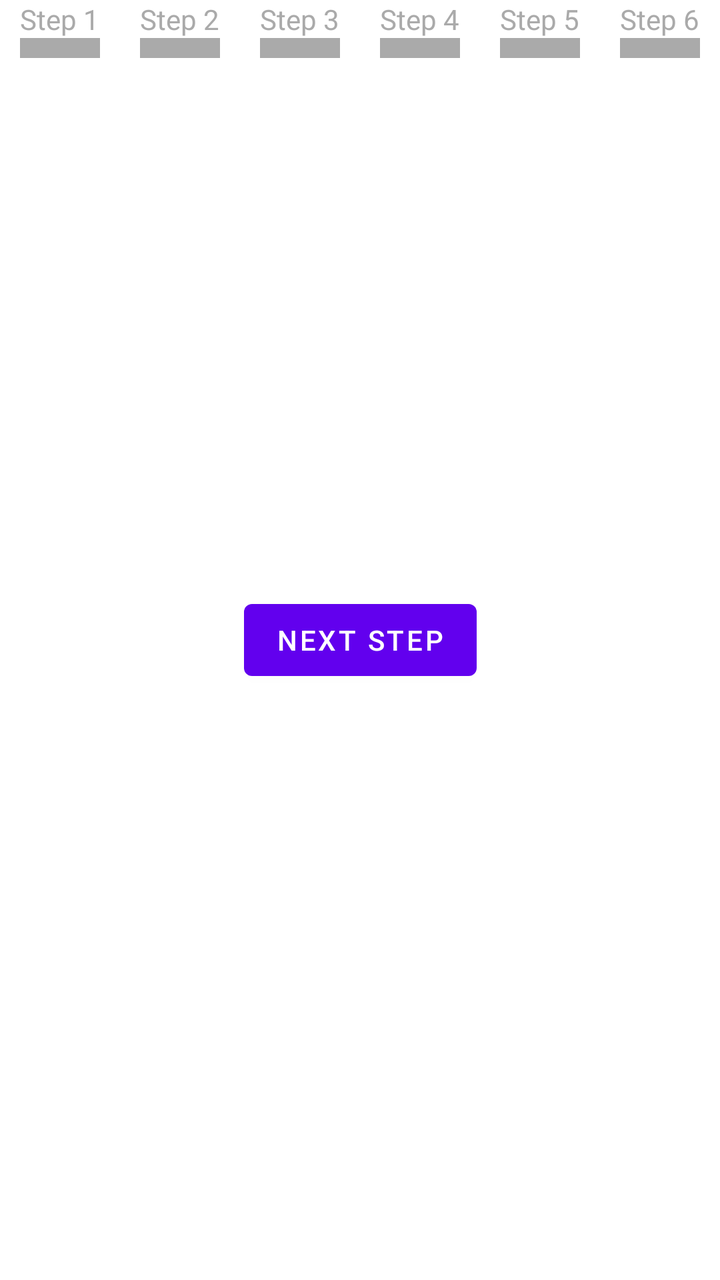
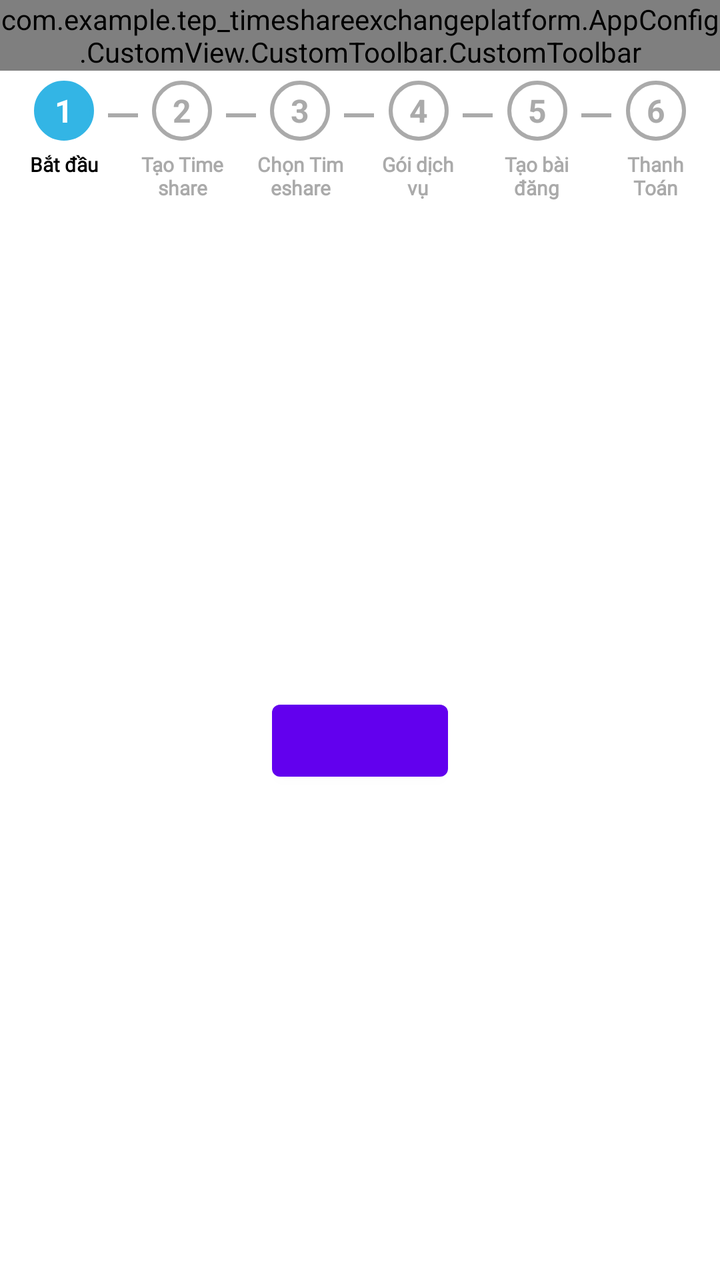

Two renders of the same Android screen: before a commit and after it. Below are the layout's source before the change and the commit's diff.
<!-- AndroidManifest.xml: application theme Base.Theme.TEPTimeshareExchangePlatform -->
<!-- res/layout/activity_rental_posting.xml -->
<?xml version="1.0" encoding="utf-8"?>
<androidx.constraintlayout.widget.ConstraintLayout
    xmlns:android="http://schemas.android.com/apk/res/android"
    xmlns:app="http://schemas.android.com/apk/res-auto"
    xmlns:tools="http://schemas.android.com/tools"
    android:id="@+id/main"
    android:layout_width="match_parent"
    android:layout_height="match_parent"
    tools:context=".UI.Activity.PostingStream.RentalPostingActivity.RentalPostingActivity">

    
    <include
        android:id="@+id/progressBarLayout"
        layout="@layout/custom_progress_bar"
        android:layout_width="match_parent"
        android:layout_height="wrap_content"
        app:layout_constraintEnd_toEndOf="parent" />

    
    <Button
        android:id="@+id/nextStepButton"
        android:layout_width="wrap_content"
        android:layout_height="wrap_content"
        android:text="Next Step"
        app:layout_constraintBottom_toBottomOf="parent"
        app:layout_constraintEnd_toEndOf="parent"
        app:layout_constraintStart_toStartOf="parent"
        app:layout_constraintTop_toTopOf="parent" />


</androidx.constraintlayout.widget.ConstraintLayout>
<!-- res/layout/custom_progress_bar.xml (included above) -->
<?xml version="1.0" encoding="utf-8"?>
<LinearLayout
    xmlns:android="http://schemas.android.com/apk/res/android"
    android:layout_width="match_parent"
    android:layout_height="wrap_content"
    android:orientation="horizontal"
    android:weightSum="6"
    android:gravity="center">

    
    <LinearLayout
        android:layout_width="0dp"
        android:layout_height="wrap_content"
        android:layout_weight="1"
        android:orientation="vertical"
        android:gravity="center">

        <TextView
            android:id="@+id/step1_text"
            android:layout_width="wrap_content"
            android:layout_height="wrap_content"
            android:text="Step 1"
            android:textSize="14sp"
            android:textColor="@android:color/darker_gray" />

        <View
            android:id="@+id/step1_view"
            android:layout_width="40dp"
            android:layout_height="10dp"
            android:background="@android:color/darker_gray"/>
    </LinearLayout>

    
    <LinearLayout
        android:layout_width="0dp"
        android:layout_height="wrap_content"
        android:layout_weight="1"
        android:orientation="vertical"
        android:gravity="center">

        <TextView
            android:id="@+id/step2_text"
            android:layout_width="wrap_content"
            android:layout_height="wrap_content"
            android:text="Step 2"
            android:textSize="14sp"
            android:textColor="@android:color/darker_gray" />

        <View
            android:id="@+id/step2_view"
            android:layout_width="40dp"
            android:layout_height="10dp"
            android:background="@android:color/darker_gray"/>
    </LinearLayout>

    
    <LinearLayout
        android:layout_width="0dp"
        android:layout_height="wrap_content"
        android:layout_weight="1"
        android:orientation="vertical"
        android:gravity="center">

        <TextView
            android:id="@+id/step3_text"
            android:layout_width="wrap_content"
            android:layout_height="wrap_content"
            android:text="Step 3"
            android:textSize="14sp"
            android:textColor="@android:color/darker_gray" />

        <View
            android:id="@+id/step3_view"
            android:layout_width="40dp"
            android:layout_height="10dp"
            android:background="@android:color/darker_gray"/>
    </LinearLayout>

    
    <LinearLayout
        android:layout_width="0dp"
        android:layout_height="wrap_content"
        android:layout_weight="1"
        android:orientation="vertical"
        android:gravity="center">

        <TextView
            android:id="@+id/step4_text"
            android:layout_width="wrap_content"
            android:layout_height="wrap_content"
            android:text="Step 4"
            android:textSize="14sp"
            android:textColor="@android:color/darker_gray" />

        <View
            android:id="@+id/step4_view"
            android:layout_width="40dp"
            android:layout_height="10dp"
            android:background="@android:color/darker_gray"/>
    </LinearLayout>

    
    <LinearLayout
        android:layout_width="0dp"
        android:layout_height="wrap_content"
        android:layout_weight="1"
        android:orientation="vertical"
        android:gravity="center">

        <TextView
            android:id="@+id/step5_text"
            android:layout_width="wrap_content"
            android:layout_height="wrap_content"
            android:text="Step 5"
            android:textSize="14sp"
            android:textColor="@android:color/darker_gray" />

        <View
            android:id="@+id/step5_view"
            android:layout_width="40dp"
            android:layout_height="10dp"
            android:background="@android:color/darker_gray"/>
    </LinearLayout>

    
    <LinearLayout
        android:layout_width="0dp"
        android:layout_height="wrap_content"
        android:layout_weight="1"
        android:orientation="vertical"
        android:gravity="center">

        <TextView
            android:id="@+id/step6_text"
            android:layout_width="wrap_content"
            android:layout_height="wrap_content"
            android:text="Step 6"
            android:textSize="14sp"
            android:textColor="@android:color/darker_gray" />

        <View
            android:id="@+id/step6_view"
            android:layout_width="40dp"
            android:layout_height="10dp"
            android:background="@android:color/darker_gray"/>
    </LinearLayout>
</LinearLayout>
<!-- resources referenced by this layout -->
<resources>
  <style name="Base.Theme.TEPTimeshareExchangePlatform" parent="Theme.MaterialComponents.DayNight.NoActionBar">
          <item name="android:statusBarColor">@color/white</item>
          <item name="android:windowLightStatusBar">true</item> 
      </style>
  <color name="white">#FFFFFFFF</color>
</resources>

<!-- the commit's change to res/layout/activity_rental_posting.xml (unified diff, before → after) -->
@@ -8,24 +8,43 @@
     android:layout_height="match_parent"
     tools:context=".UI.Activity.PostingStream.RentalPostingActivity.RentalPostingActivity">
 
-    
-    <include
-        android:id="@+id/progressBarLayout"
-        layout="@layout/custom_progress_bar"
+    <com.example.tep_timeshareexchangeplatform.AppConfig.CustomView.CustomToolbar.CustomToolbar
+        android:id="@+id/customToolbar3"
         android:layout_width="match_parent"
         android:layout_height="wrap_content"
-        app:layout_constraintEnd_toEndOf="parent" />
-
-    
+        android:title="Đăng bài cho thuê"
+        app:layout_constraintEnd_toEndOf="parent"
+        app:layout_constraintStart_toStartOf="parent"
+        app:layout_constraintTop_toTopOf="parent"
+        app:showStartText="false" />
+
+    <LinearLayout
+        android:id="@+id/linearLayout14"
+        android:layout_width="match_parent"
+        android:layout_height="65dp"
+        android:paddingStart="10dp"
+        android:paddingEnd="10dp"
+        app:layout_constraintTop_toBottomOf="@+id/customToolbar3">
+
+        <include
+            android:id="@+id/progressBarLayout"
+            layout="@layout/custom_progress_bar"
+            android:layout_width="match_parent"
+            android:layout_height="match_parent" />
+
+    </LinearLayout>
+
     <Button
-        android:id="@+id/nextStepButton"
+        android:id="@+id/button"
         android:layout_width="wrap_content"
         android:layout_height="wrap_content"
-        android:text="Next Step"
         app:layout_constraintBottom_toBottomOf="parent"
         app:layout_constraintEnd_toEndOf="parent"
         app:layout_constraintStart_toStartOf="parent"
-        app:layout_constraintTop_toTopOf="parent" />
+        app:layout_constraintTop_toBottomOf="@+id/linearLayout14" />
+
+
+
 
 
 </androidx.constraintlayout.widget.ConstraintLayout>
@@ -33,147 +52,335 @@
 <?xml version="1.0" encoding="utf-8"?>
 <LinearLayout
     xmlns:android="http://schemas.android.com/apk/res/android"
+    xmlns:app="http://schemas.android.com/apk/res-auto"
     android:layout_width="match_parent"
-    android:layout_height="wrap_content"
+    android:layout_height="65dp"
     android:orientation="horizontal"
     android:weightSum="6"
     android:gravity="center">
 
     
-    <LinearLayout
-        android:layout_width="0dp"
-        android:layout_height="wrap_content"
-        android:layout_weight="1"
-        android:orientation="vertical"
-        android:gravity="center">
-
-        <TextView
-            android:id="@+id/step1_text"
-            android:layout_width="wrap_content"
-            android:layout_height="wrap_content"
-            android:text="Step 1"
-            android:textSize="14sp"
-            android:textColor="@android:color/darker_gray" />
-
-        <View
-            android:id="@+id/step1_view"
-            android:layout_width="40dp"
-            android:layout_height="10dp"
-            android:background="@android:color/darker_gray"/>
-    </LinearLayout>
-
-    
-    <LinearLayout
-        android:layout_width="0dp"
-        android:layout_height="wrap_content"
-        android:layout_weight="1"
-        android:orientation="vertical"
-        android:gravity="center">
-
-        <TextView
-            android:id="@+id/step2_text"
-            android:layout_width="wrap_content"
-            android:layout_height="wrap_content"
-            android:text="Step 2"
-            android:textSize="14sp"
-            android:textColor="@android:color/darker_gray" />
-
-        <View
-            android:id="@+id/step2_view"
-            android:layout_width="40dp"
-            android:layout_height="10dp"
-            android:background="@android:color/darker_gray"/>
-    </LinearLayout>
-
-    
-    <LinearLayout
-        android:layout_width="0dp"
-        android:layout_height="wrap_content"
-        android:layout_weight="1"
-        android:orientation="vertical"
-        android:gravity="center">
-
-        <TextView
-            android:id="@+id/step3_text"
-            android:layout_width="wrap_content"
-            android:layout_height="wrap_content"
-            android:text="Step 3"
-            android:textSize="14sp"
-            android:textColor="@android:color/darker_gray" />
-
-        <View
-            android:id="@+id/step3_view"
-            android:layout_width="40dp"
-            android:layout_height="10dp"
-            android:background="@android:color/darker_gray"/>
-    </LinearLayout>
-
-    
-    <LinearLayout
-        android:layout_width="0dp"
-        android:layout_height="wrap_content"
-        android:layout_weight="1"
-        android:orientation="vertical"
-        android:gravity="center">
-
-        <TextView
-            android:id="@+id/step4_text"
-            android:layout_width="wrap_content"
-            android:layout_height="wrap_content"
-            android:text="Step 4"
-            android:textSize="14sp"
-            android:textColor="@android:color/darker_gray" />
-
-        <View
-            android:id="@+id/step4_view"
-            android:layout_width="40dp"
-            android:layout_height="10dp"
-            android:background="@android:color/darker_gray"/>
-    </LinearLayout>
-
-    
-    <LinearLayout
-        android:layout_width="0dp"
-        android:layout_height="wrap_content"
-        android:layout_weight="1"
-        android:orientation="vertical"
-        android:gravity="center">
-
-        <TextView
-            android:id="@+id/step5_text"
-            android:layout_width="wrap_content"
-            android:layout_height="wrap_content"
-            android:text="Step 5"
-            android:textSize="14sp"
-            android:textColor="@android:color/darker_gray" />
-
-        <View
-            android:id="@+id/step5_view"
-            android:layout_width="40dp"
-            android:layout_height="10dp"
-            android:background="@android:color/darker_gray"/>
-    </LinearLayout>
-
-    
-    <LinearLayout
-        android:layout_width="0dp"
-        android:layout_height="wrap_content"
-        android:layout_weight="1"
-        android:orientation="vertical"
-        android:gravity="center">
-
-        <TextView
-            android:id="@+id/step6_text"
-            android:layout_width="wrap_content"
-            android:layout_height="wrap_content"
-            android:text="Step 6"
-            android:textSize="14sp"
-            android:textColor="@android:color/darker_gray" />
-
-        <View
-            android:id="@+id/step6_view"
-            android:layout_width="40dp"
-            android:layout_height="10dp"
-            android:background="@android:color/darker_gray"/>
-    </LinearLayout>
+    <androidx.constraintlayout.widget.ConstraintLayout
+        android:layout_width="0dp"
+        android:layout_height="match_parent"
+        android:layout_weight="1"
+        android:orientation="vertical"
+        android:gravity="center">
+
+        
+        <FrameLayout
+            android:id="@+id/step1_circle"
+            android:layout_width="30dp"
+            android:layout_height="30dp"
+            android:layout_marginTop="5dp"
+            android:background="@drawable/circle_completed"
+            app:layout_constraintEnd_toEndOf="parent"
+            app:layout_constraintStart_toStartOf="parent"
+            app:layout_constraintTop_toTopOf="parent">
+
+            <TextView
+                android:id="@+id/step1_text"
+                android:layout_width="wrap_content"
+                android:layout_height="wrap_content"
+                android:layout_gravity="center"
+                android:text="1"
+                android:textColor="@android:color/white"
+                android:textSize="16sp"
+                android:textStyle="bold" />
+        </FrameLayout>
+
+        
+        <TextView
+            android:id="@+id/step1_label"
+            android:layout_marginTop="5dp"
+            android:layout_width="wrap_content"
+            android:layout_height="wrap_content"
+            android:text="Bắt đầu"
+            android:fontFamily="@font/inter_regular"
+            android:textColor="@color/black"
+            android:textSize="10sp"
+            android:textStyle="bold"
+            app:layout_constraintEnd_toEndOf="parent"
+            app:layout_constraintStart_toStartOf="parent"
+            app:layout_constraintTop_toBottomOf="@+id/step1_circle" />
+    </androidx.constraintlayout.widget.ConstraintLayout>
+
+    
+    <View
+        android:id="@+id/line1"
+        android:layout_width="15dp"
+        android:layout_height="2dp"
+        android:layout_gravity="center"
+        android:layout_marginBottom="10dp"
+        android:background="@android:color/darker_gray" />
+
+    
+    <androidx.constraintlayout.widget.ConstraintLayout
+        android:layout_width="0dp"
+        android:layout_height="match_parent"
+        android:layout_weight="1"
+        android:orientation="vertical"
+        android:gravity="center">
+
+        
+        <FrameLayout
+            android:id="@+id/step2_circle"
+            android:layout_width="30dp"
+            android:layout_height="30dp"
+            android:layout_marginTop="5dp"
+            android:background="@drawable/circle_pending"
+            app:layout_constraintEnd_toEndOf="@+id/step2_label"
+            app:layout_constraintStart_toStartOf="@+id/step2_label"
+            app:layout_constraintTop_toTopOf="parent">
+
+            <TextView
+                android:id="@+id/step2_text"
+                android:layout_width="wrap_content"
+                android:layout_height="wrap_content"
+                android:layout_gravity="center"
+                android:text="2"
+                android:textColor="@android:color/darker_gray"
+                android:textSize="16sp"
+                android:textStyle="bold" />
+        </FrameLayout>
+
+        
+        <TextView
+            android:id="@+id/step2_label"
+            android:layout_width="wrap_content"
+            android:layout_height="wrap_content"
+            android:layout_marginTop="5dp"
+            android:fontFamily="@font/inter_regular"
+            android:gravity="center"
+            android:text="Tạo Timeshare"
+            android:textColor="@android:color/darker_gray"
+            android:textSize="10sp"
+            android:textStyle="bold"
+            app:layout_constraintBottom_toBottomOf="parent"
+            app:layout_constraintEnd_toEndOf="parent"
+            app:layout_constraintStart_toStartOf="parent"
+            app:layout_constraintTop_toBottomOf="@+id/step2_circle" />
+    </androidx.constraintlayout.widget.ConstraintLayout>
+
+    
+    <View
+        android:id="@+id/line2"
+        android:layout_width="15dp"
+        android:layout_height="2dp"
+        android:layout_marginBottom="10dp"
+        android:background="@android:color/darker_gray"
+        android:layout_gravity="center"/>
+
+    
+    <androidx.constraintlayout.widget.ConstraintLayout
+        android:layout_width="0dp"
+        android:layout_height="match_parent"
+        android:layout_weight="1"
+        android:orientation="vertical"
+        android:gravity="center">
+
+        
+        <FrameLayout
+            android:id="@+id/step3_circle"
+            android:layout_width="30dp"
+            android:layout_height="30dp"
+            android:layout_marginTop="5dp"
+            android:background="@drawable/circle_pending"
+            app:layout_constraintEnd_toEndOf="parent"
+            app:layout_constraintStart_toStartOf="parent"
+            app:layout_constraintTop_toTopOf="parent">
+
+            <TextView
+                android:id="@+id/step3_text"
+                android:layout_width="wrap_content"
+                android:layout_height="wrap_content"
+                android:layout_gravity="center"
+                android:text="3"
+                android:textColor="@android:color/darker_gray"
+                android:textSize="16sp"
+                android:textStyle="bold" />
+        </FrameLayout>
+
+        
+        <TextView
+            android:id="@+id/step3_label"
+            android:layout_width="wrap_content"
+            android:layout_height="wrap_content"
+            android:gravity="center"
+            android:text="Chọn Timeshare"
+            android:fontFamily="@font/inter_regular"
+            android:layout_marginTop="5dp"
+            android:textColor="@android:color/darker_gray"
+            android:textSize="10sp"
+            android:textStyle="bold"
+            app:layout_constraintEnd_toEndOf="parent"
+            app:layout_constraintStart_toStartOf="parent"
+            app:layout_constraintTop_toBottomOf="@+id/step3_circle" />
+    </androidx.constraintlayout.widget.ConstraintLayout>
+    
+    <View
+        android:id="@+id/line3"
+        android:layout_width="15dp"
+        android:layout_height="2dp"
+        android:layout_marginBottom="10dp"
+        android:background="@android:color/darker_gray"
+        android:layout_gravity="center"/>
+
+
+    
+    <androidx.constraintlayout.widget.ConstraintLayout
+        android:layout_width="0dp"
+        android:layout_height="match_parent"
+        android:layout_weight="1"
+        android:orientation="vertical"
+        android:gravity="center">
+
+        
+        <FrameLayout
+            android:id="@+id/step4_circle"
+            android:layout_width="30dp"
+            android:layout_height="30dp"
+            android:layout_marginTop="5dp"
+            android:background="@drawable/circle_pending"
+            app:layout_constraintEnd_toEndOf="parent"
+            app:layout_constraintStart_toStartOf="parent"
+            app:layout_constraintTop_toTopOf="parent">
+
+            <TextView
+                android:id="@+id/step4_text"
+                android:layout_width="wrap_content"
+                android:layout_height="wrap_content"
+                android:layout_gravity="center"
+                android:text="4"
+                android:textColor="@android:color/darker_gray"
+                android:textSize="16sp"
+                android:textStyle="bold" />
+        </FrameLayout>
+
+        
+        <TextView
+            android:id="@+id/step4_label"
+            android:layout_width="wrap_content"
+            android:layout_height="wrap_content"
+            android:gravity="center"
+            android:text="Gói dịch vụ"
+            android:fontFamily="@font/inter_regular"
+            android:layout_marginTop="5dp"
+            android:textColor="@android:color/darker_gray"
+            android:textSize="10sp"
+            android:textStyle="bold"
+            app:layout_constraintEnd_toEndOf="parent"
+            app:layout_constraintStart_toStartOf="parent"
+            app:layout_constraintTop_toBottomOf="@+id/step4_circle" />
+    </androidx.constraintlayout.widget.ConstraintLayout>
+    <View
+        android:id="@+id/line4"
+        android:layout_width="15dp"
+        android:layout_height="2dp"
+        android:layout_marginBottom="10dp"
+        android:background="@android:color/darker_gray"
+        android:layout_gravity="center"/>
+
+    
+    <androidx.constraintlayout.widget.ConstraintLayout
+        android:layout_width="0dp"
+        android:layout_height="match_parent"
+        android:layout_weight="1"
+        android:orientation="vertical"
+        android:gravity="center">
+
+        
+        <FrameLayout
+            android:id="@+id/step5_circle"
+            android:layout_width="30dp"
+            android:layout_height="30dp"
+            android:layout_marginTop="5dp"
+            android:background="@drawable/circle_pending"
+            app:layout_constraintEnd_toEndOf="parent"
+            app:layout_constraintStart_toStartOf="parent"
+            app:layout_constraintTop_toTopOf="parent">
+
+            <TextView
+                android:id="@+id/step5_text"
+                android:layout_width="wrap_content"
+                android:layout_height="wrap_content"
+                android:layout_gravity="center"
+                android:text="5"
+                android:textColor="@android:color/darker_gray"
+                android:textSize="16sp"
+                android:textStyle="bold" />
+        </FrameLayout>
+
+        
+        <TextView
+            android:id="@+id/step5_label"
+            android:layout_width="wrap_content"
+            android:layout_height="wrap_content"
+            android:fontFamily="@font/inter_regular"
+            android:gravity="center"
+            android:text="Tạo bài đăng"
+            android:layout_marginTop="5dp"
+            android:textColor="@android:color/darker_gray"
+            android:textSize="10sp"
+            android:textStyle="bold"
+            app:layout_constraintStart_toStartOf="parent"
+            app:layout_constraintTop_toBottomOf="@+id/step5_circle" />
+    </androidx.constraintlayout.widget.ConstraintLayout>
+    <View
+        android:id="@+id/line5"
+        android:layout_width="15dp"
+        android:layout_height="2dp"
+        android:layout_marginBottom="10dp"
+        android:background="@android:color/darker_gray"
+        android:layout_gravity="center"/>
+
+
+    
+    <androidx.constraintlayout.widget.ConstraintLayout
+        android:layout_width="0dp"
+        android:layout_height="match_parent"
+        android:layout_weight="1"
+        android:orientation="vertical"
+        android:gravity="center">
+
+        
+        <FrameLayout
+            android:id="@+id/step6_circle"
+            android:layout_width="30dp"
+            android:layout_height="30dp"
+            android:layout_marginTop="5dp"
+            android:background="@drawable/circle_pending"
+            app:layout_constraintEnd_toEndOf="parent"
+            app:layout_constraintStart_toStartOf="parent"
+            app:layout_constraintTop_toTopOf="parent">
+
+            <TextView
+                android:id="@+id/step6_text"
+                android:layout_width="wrap_content"
+                android:layout_height="wrap_content"
+                android:layout_gravity="center"
+                android:text="6"
+                android:textColor="@android:color/darker_gray"
+                android:textSize="16sp"
+                android:textStyle="bold" />
+        </FrameLayout>
+
+        
+        <TextView
+            android:id="@+id/step6_label"
+            android:layout_width="wrap_content"
+            android:layout_height="wrap_content"
+            android:text="Thanh Toán"
+            android:fontFamily="@font/inter_regular"
+            android:layout_marginTop="5dp"
+            android:gravity="center"
+            android:textColor="@android:color/darker_gray"
+            android:textSize="10sp"
+            android:textStyle="bold"
+            app:layout_constraintEnd_toEndOf="parent"
+            app:layout_constraintStart_toStartOf="parent"
+            app:layout_constraintTop_toBottomOf="@+id/step6_circle" />
+    </androidx.constraintlayout.widget.ConstraintLayout>
+
+    
 </LinearLayout>
<!-- resource entries referenced after the edit -->
@@ -1,5 +1,20 @@
 <!-- resources referenced by this layout -->
 <resources>
+  <color name="black">#FF000000</color>
+  <!-- drawable circle_completed (drawable) -->
+  <shape xmlns:android="http://schemas.android.com/apk/res/android"
+      android:shape="oval">
+      <solid android:color="@android:color/holo_blue_light"/>
+      <size android:width="40dp" android:height="40dp"/>
+      <stroke android:width="2dp" android:color="@android:color/holo_blue_light"/>
+  </shape>
+  <!-- drawable circle_pending (drawable) -->
+  <shape xmlns:android="http://schemas.android.com/apk/res/android"
+      android:shape="oval">
+      <solid android:color="@android:color/transparent"/>
+      <size android:width="40dp" android:height="40dp"/>
+      <stroke android:width="2dp" android:color="@android:color/darker_gray"/>
+  </shape>
   <style name="Base.Theme.TEPTimeshareExchangePlatform" parent="Theme.MaterialComponents.DayNight.NoActionBar">
           <item name="android:statusBarColor">@color/white</item>
           <item name="android:windowLightStatusBar">true</item> 
